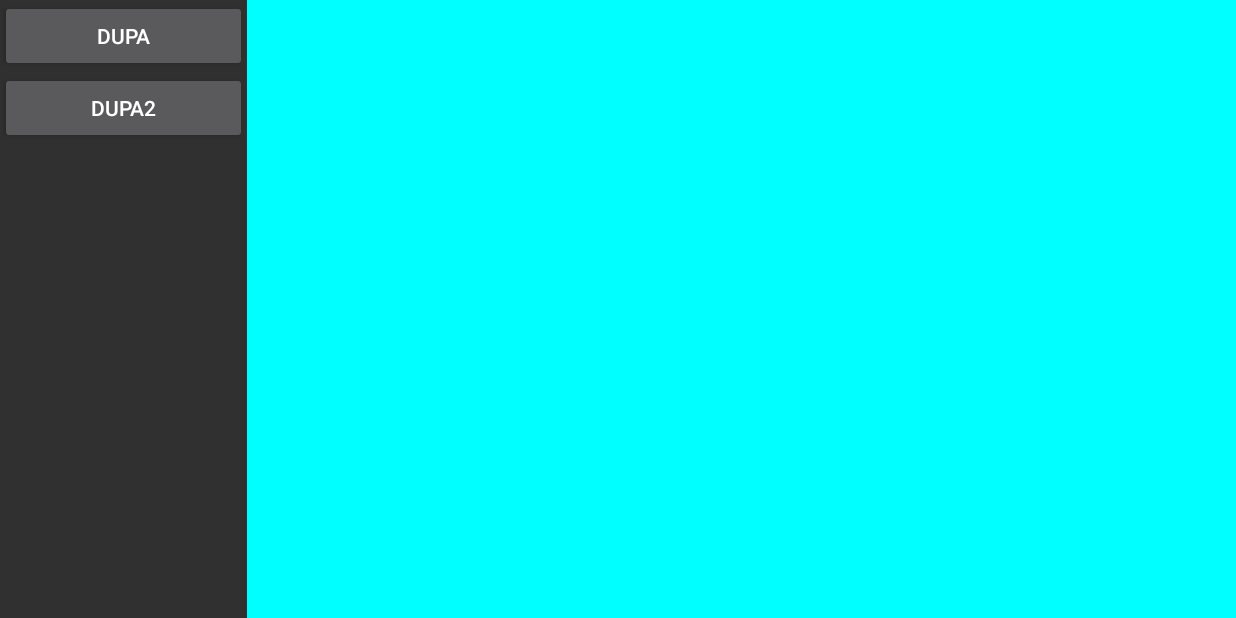
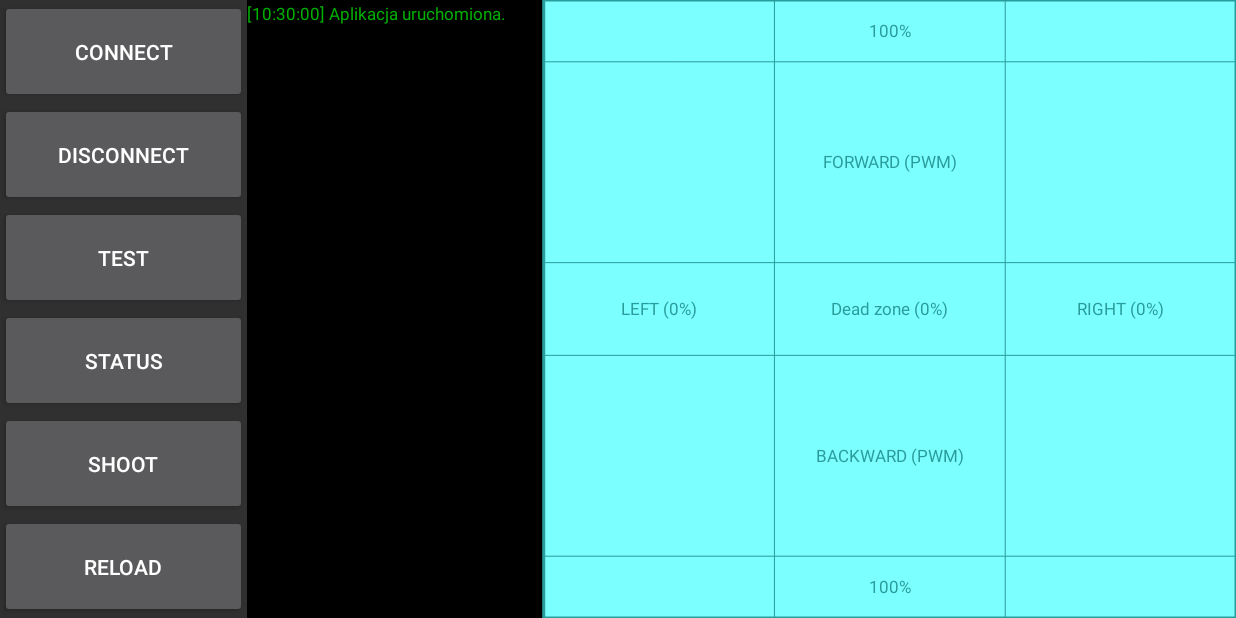
Before and after one commit to igrek51/bluetooth-vehicle-control, an Android app: the screen it shows after launch (MainActivity), on a phone screen of 824 x 412 dp (held sideways). Run offline under Robolectric (Android 15) with nearby library versions, the phone set to English and light mode, and no system bars.

Commit message:
Created buttons with events, Drawing control map, Colors moved to resources

```diff
--- a/app/src/main/java/igrek/projekt4bt/bluetooth/BTAdapter.java
+++ b/app/src/main/java/igrek/projekt4bt/bluetooth/BTAdapter.java
@@ -12,7 +12,11 @@ import java.io.OutputStream;
 import java.util.Set;
 
 import igrek.projekt4bt.dispatcher.AbstractEvent;
+import igrek.projekt4bt.dispatcher.EventDispatcher;
+import igrek.projekt4bt.dispatcher.IEventConsumer;
 import igrek.projekt4bt.dispatcher.IEventObserver;
+import igrek.projekt4bt.events.ConnectButtonEvent;
+import igrek.projekt4bt.events.ShowInfoEvent;
 import igrek.projekt4bt.logger.Logs;
 
 public class BTAdapter implements IEventObserver {
@@ -24,22 +28,33 @@ public class BTAdapter implements IEventObserver {
 
 	public BTAdapter() {
 		registerEvents();
-
-		init();
 	}
 
 	@Override
 	public void registerEvents() {
-
+		EventDispatcher.registerEventObserver(ConnectButtonEvent.class, this);
 	}
 
 	@Override
 	public void onEvent(AbstractEvent event) {
 
+		event.bind(ConnectButtonEvent.class, new IEventConsumer<ConnectButtonEvent>() {
+			@Override
+			public void accept(ConnectButtonEvent e) {
+				connect();
+			}
+		});
+
 	}
 
-	private void init() {
-		Logs.debug("Bluetooth Adapter init...");
+	private void showInfo(String message) {
+		Logs.info(message);
+		EventDispatcher.sendEvent(new ShowInfoEvent(message));
+	}
+
+	private void connect() {
+
+		showInfo("Connecting to bluetooth device...");
 
 		BluetoothAdapter blueAdapter = BluetoothAdapter.getDefaultAdapter();
 		if (blueAdapter != null && blueAdapter.isEnabled()) {
--- /dev/null
+++ b/app/src/main/java/igrek/projekt4bt/events/ConnectButtonEvent.java
@@ -0,0 +1,6 @@
+package igrek.projekt4bt.events;
+
+
+import igrek.projekt4bt.dispatcher.AbstractEvent;
+
+public class ConnectButtonEvent extends AbstractEvent {}
--- /dev/null
+++ b/app/src/main/java/igrek/projekt4bt/events/DisconnectButtonEvent.java
@@ -0,0 +1,6 @@
+package igrek.projekt4bt.events;
+
+
+import igrek.projekt4bt.dispatcher.AbstractEvent;
+
+public class DisconnectButtonEvent extends AbstractEvent {}
--- /dev/null
+++ b/app/src/main/java/igrek/projekt4bt/events/ReloadButtonEvent.java
@@ -0,0 +1,6 @@
+package igrek.projekt4bt.events;
+
+
+import igrek.projekt4bt.dispatcher.AbstractEvent;
+
+public class ReloadButtonEvent extends AbstractEvent {}
--- /dev/null
+++ b/app/src/main/java/igrek/projekt4bt/events/ShootButtonEvent.java
@@ -0,0 +1,6 @@
+package igrek.projekt4bt.events;
+
+
+import igrek.projekt4bt.dispatcher.AbstractEvent;
+
+public class ShootButtonEvent extends AbstractEvent {}
--- /dev/null
+++ b/app/src/main/java/igrek/projekt4bt/events/ShowInfoEvent.java
@@ -0,0 +1,17 @@
+package igrek.projekt4bt.events;
+
+
+import igrek.projekt4bt.dispatcher.AbstractEvent;
+
+public class ShowInfoEvent extends AbstractEvent {
+
+	private String message;
+
+	public ShowInfoEvent(String message) {
+		this.message = message;
+	}
+
+	public String getMessage() {
+		return message;
+	}
+}
--- /dev/null
+++ b/app/src/main/java/igrek/projekt4bt/events/StatusButtonEvent.java
@@ -0,0 +1,6 @@
+package igrek.projekt4bt.events;
+
+
+import igrek.projekt4bt.dispatcher.AbstractEvent;
+
+public class StatusButtonEvent extends AbstractEvent {}
--- /dev/null
+++ b/app/src/main/java/igrek/projekt4bt/events/TestButtonEvent.java
@@ -0,0 +1,6 @@
+package igrek.projekt4bt.events;
+
+
+import igrek.projekt4bt.dispatcher.AbstractEvent;
+
+public class TestButtonEvent extends AbstractEvent {}
--- a/app/src/main/java/igrek/projekt4bt/graphics/Colors.java
+++ /dev/null
@@ -1,6 +0,0 @@
-package igrek.projekt4bt.graphics;
-
-
-public class Colors {
-	public static final int background = 0x00ffff;
-}
--- a/app/src/main/java/igrek/projekt4bt/graphics/canvas/BaseCanvasGraphics.java
+++ b/app/src/main/java/igrek/projekt4bt/graphics/canvas/BaseCanvasGraphics.java
@@ -305,6 +305,13 @@ public class BaseCanvasGraphics extends View {
 		paint.setStrokeWidth(0);
 	}
 
+	public void outlineRect(float left, float top, float right, float bottom, float thickness) {
+		paint.setStyle(Paint.Style.STROKE);
+		paint.setStrokeWidth(thickness);
+		canvas.drawRect(left, top, right, bottom, paint);
+		paint.setStrokeWidth(0);
+	}
+
 	public void fillRect(float left, float top, float right, float bottom) {
 		paint.setStyle(Paint.Style.FILL);
 		canvas.drawRect(left, top, right, bottom, paint);
--- a/app/src/main/java/igrek/projekt4bt/graphics/canvas/CanvasGraphics.java
+++ b/app/src/main/java/igrek/projekt4bt/graphics/canvas/CanvasGraphics.java
@@ -2,15 +2,56 @@ package igrek.projekt4bt.graphics.canvas;
 
 
 import android.content.Context;
+import android.support.v4.content.ContextCompat;
 import android.view.MotionEvent;
 
-import igrek.projekt4bt.graphics.Colors;
+import java.text.SimpleDateFormat;
+import java.util.ArrayList;
+import java.util.Date;
+import java.util.List;
+
+import igrek.projekt4bt.R;
+import igrek.projekt4bt.dispatcher.AbstractEvent;
+import igrek.projekt4bt.dispatcher.EventDispatcher;
+import igrek.projekt4bt.dispatcher.IEventConsumer;
+import igrek.projekt4bt.dispatcher.IEventObserver;
+import igrek.projekt4bt.events.ShowInfoEvent;
+import igrek.projekt4bt.graphics.canvas.enums.Align;
 import igrek.projekt4bt.graphics.canvas.enums.Font;
 
-public class CanvasGraphics extends BaseCanvasGraphics {
+public class CanvasGraphics extends BaseCanvasGraphics implements IEventObserver {
+
+	private List<String> infos = new ArrayList<>();
+	private final int INFO_FONT_SIZE = 17;
+
+	private final float CONTROL_MAP_WIDTH = 0.7f;
+	private final float CONTROL_DEAD_ZONE_H = 0.15f;
+	private final float CONTROL_MAX_RANGE_H = 0.1f;
+
+	private Context context;
 
 	public CanvasGraphics(Context context) {
 		super(context);
+		this.context = context;
+		registerEvents();
+	}
+
+	@Override
+	public void registerEvents() {
+		EventDispatcher.registerEventObserver(ShowInfoEvent.class, this);
+	}
+
+	@Override
+	public void onEvent(AbstractEvent event) {
+		event.bind(ShowInfoEvent.class, new IEventConsumer<ShowInfoEvent>() {
+			@Override
+			public void accept(ShowInfoEvent e) {
+				SimpleDateFormat dateFormat = new SimpleDateFormat("[HH:mm:ss] ");
+				infos.add(dateFormat.format(new Date()) + e.getMessage());
+				clearOldInfos();
+				invalidate();
+			}
+		});
 	}
 
 	@Override
@@ -20,19 +61,89 @@ public class CanvasGraphics extends BaseCanvasGraphics {
 
 	@Override
 	public void init() {
-		setFont(Font.FONT_NORMAL);
 		//		EventDispatcher.sendEvent(new GraphicsInitializedEvent(w, h, paint));
+	}
+
+	private int resourceColor(int colorId) {
+		return ContextCompat.getColor(context, colorId);
 	}
 
 	@Override
 	public void onRepaint() {
 
 		drawBackground();
+
+		drawControlMap();
+
+		drawInfos();
 	}
 
 	private void drawBackground() {
-		setColor(Colors.background);
+		setColor(resourceColor(R.color.background));
 		clearScreen();
+	}
+
+	private void drawInfos() {
+		int y = 5;
+		setFont(Font.FONT_NORMAL);
+		setFontSize(INFO_FONT_SIZE);
+		setColor(resourceColor(R.color.infoText));
+		for (String info : infos) {
+			drawText(info, 0, y, Align.TOP_LEFT);
+			y += INFO_FONT_SIZE;
+		}
+	}
+
+	private void drawControlMap() {
+
+		setColor(resourceColor(R.color.controlArea));
+		fillRect(w * (1f - CONTROL_MAP_WIDTH), 0, w, h);
+
+		// granice obszarów
+		setColor(resourceColor(R.color.outlineControlArea));
+		//obwódka
+		outlineRect(w * (1f - CONTROL_MAP_WIDTH), 0, w, h, 3);
+		//podział na 3 części
+		float x = w * (1f - CONTROL_MAP_WIDTH + CONTROL_MAP_WIDTH / 3);
+		drawLine(x, 0, x, h);
+		x = w * (1f - CONTROL_MAP_WIDTH + CONTROL_MAP_WIDTH * 2 / 3);
+		drawLine(x, 0, x, h);
+		//dead zone
+		float y = h / 2 - CONTROL_DEAD_ZONE_H * h / 2;
+		drawLine(w * (1f - CONTROL_MAP_WIDTH), y, w, y);
+		y = h / 2 + CONTROL_DEAD_ZONE_H * h / 2;
+		drawLine(w * (1f - CONTROL_MAP_WIDTH), y, w, y);
+		// max speed (100 % pwm)
+		y = h * CONTROL_MAX_RANGE_H;
+		drawLine(w * (1f - CONTROL_MAP_WIDTH), y, w, y);
+		y = h - h * CONTROL_MAX_RANGE_H;
+		drawLine(w * (1f - CONTROL_MAP_WIDTH), y, w, y);
+
+		// podpisy
+		setFont(Font.FONT_NORMAL);
+		setFontSize(INFO_FONT_SIZE);
+
+		drawText("Dead zone (0%)", w * (1f - CONTROL_MAP_WIDTH / 2), h / 2, Align.CENTER);
+
+		drawText("100%", w * (1f - CONTROL_MAP_WIDTH / 2), h * CONTROL_MAX_RANGE_H / 2, Align.CENTER);
+		drawText("100%", w * (1f - CONTROL_MAP_WIDTH / 2), h - h * CONTROL_MAX_RANGE_H / 2, Align.CENTER);
+
+		drawText("LEFT (0%)", w * (1f - CONTROL_MAP_WIDTH * 5 / 6), h / 2, Align.CENTER);
+		drawText("RIGHT (0%)", w * (1f - CONTROL_MAP_WIDTH * 1 / 6), h / 2, Align.CENTER);
+
+		y = (CONTROL_MAX_RANGE_H + (1 - CONTROL_MAX_RANGE_H * 2 - CONTROL_DEAD_ZONE_H) / 4) * h;
+		drawText("FORWARD (PWM)", w * (1f - CONTROL_MAP_WIDTH / 2), y, Align.CENTER);
+		y = (CONTROL_MAX_RANGE_H + CONTROL_DEAD_ZONE_H + (1 - CONTROL_MAX_RANGE_H * 2 - CONTROL_DEAD_ZONE_H) / 2 + (1 - CONTROL_MAX_RANGE_H * 2 - CONTROL_DEAD_ZONE_H) / 4) * h;
+		drawText("BACKWARD (PWM)", w * (1f - CONTROL_MAP_WIDTH / 2), y, Align.CENTER);
+	}
+
+	private void clearOldInfos() {
+		if (h == 0)
+			return;
+		int maxInfos = h / INFO_FONT_SIZE;
+		while (infos.size() > maxInfos) {
+			infos.remove(0);
+		}
 	}
 
 	@Override
--- a/app/src/main/java/igrek/projekt4bt/logic/App.java
+++ b/app/src/main/java/igrek/projekt4bt/logic/App.java
@@ -3,6 +3,7 @@ package igrek.projekt4bt.logic;
 
 import android.support.v7.app.AppCompatActivity;
 import android.view.Menu;
+import android.view.View;
 import android.view.WindowManager;
 import android.widget.FrameLayout;
 
@@ -12,7 +13,14 @@ import igrek.projekt4bt.dispatcher.AbstractEvent;
 import igrek.projekt4bt.dispatcher.EventDispatcher;
 import igrek.projekt4bt.dispatcher.IEventConsumer;
 import igrek.projekt4bt.dispatcher.IEventObserver;
+import igrek.projekt4bt.events.ConnectButtonEvent;
+import igrek.projekt4bt.events.DisconnectButtonEvent;
+import igrek.projekt4bt.events.ReloadButtonEvent;
 import igrek.projekt4bt.events.ResizedEvent;
+import igrek.projekt4bt.events.ShootButtonEvent;
+import igrek.projekt4bt.events.ShowInfoEvent;
+import igrek.projekt4bt.events.StatusButtonEvent;
+import igrek.projekt4bt.events.TestButtonEvent;
 import igrek.projekt4bt.graphics.canvas.CanvasGraphics;
 import igrek.projekt4bt.logger.Logs;
 
@@ -41,7 +49,53 @@ public class App extends BaseApp implements IEventObserver {
 
 		bt = new BTAdapter();
 
-		Logs.info("Aplikacja uruchomiona.");
+		showInfo("Aplikacja uruchomiona.");
+
+		bindButtons();
+	}
+
+	private void showInfo(String message) {
+		Logs.info(message);
+		EventDispatcher.sendEvent(new ShowInfoEvent(message));
+	}
+
+	private void bindButtons() {
+		activity.findViewById(R.id.buttonConnect).setOnClickListener(new View.OnClickListener() {
+			@Override
+			public void onClick(View v) {
+				EventDispatcher.sendEvent(new ConnectButtonEvent());
+			}
+		});
+		activity.findViewById(R.id.buttonDisconnect).setOnClickListener(new View.OnClickListener() {
+			@Override
+			public void onClick(View v) {
+				EventDispatcher.sendEvent(new DisconnectButtonEvent());
+			}
+		});
+		activity.findViewById(R.id.buttonReload).setOnClickListener(new View.OnClickListener() {
+			@Override
+			public void onClick(View v) {
+				EventDispatcher.sendEvent(new ReloadButtonEvent());
+			}
+		});
+		activity.findViewById(R.id.buttonShoot).setOnClickListener(new View.OnClickListener() {
+			@Override
+			public void onClick(View v) {
+				EventDispatcher.sendEvent(new ShootButtonEvent());
+			}
+		});
+		activity.findViewById(R.id.buttonStatus).setOnClickListener(new View.OnClickListener() {
+			@Override
+			public void onClick(View v) {
+				EventDispatcher.sendEvent(new StatusButtonEvent());
+			}
+		});
+		activity.findViewById(R.id.buttonTest).setOnClickListener(new View.OnClickListener() {
+			@Override
+			public void onClick(View v) {
+				EventDispatcher.sendEvent(new TestButtonEvent());
+			}
+		});
 	}
 
 	@Override
@@ -83,7 +137,7 @@ public class App extends BaseApp implements IEventObserver {
 
 	}
 
-	protected void setFullscreen(boolean full) {
+	private void setFullscreen(boolean full) {
 		int fullscreen_flag = WindowManager.LayoutParams.FLAG_FULLSCREEN | WindowManager.LayoutParams.FLAG_TURN_SCREEN_ON | WindowManager.LayoutParams.FLAG_SHOW_WHEN_LOCKED;
 		if (full) {
 			activity.getWindow().setFlags(fullscreen_flag, fullscreen_flag);
--- a/app/src/main/res/layout/control_view.xml
+++ b/app/src/main/res/layout/control_view.xml
@@ -21,16 +21,46 @@
             android:orientation="vertical">
 
             <Button
-                android:id="@+id/button1"
+                android:id="@+id/buttonConnect"
                 android:layout_width="match_parent"
-                android:layout_height="wrap_content"
-                android:text="DUPA"/>
+                android:layout_height="0dp"
+                android:layout_weight="1"
+                android:text="Connect"/>
 
             <Button
-                android:id="@+id/button2"
+                android:id="@+id/buttonDisconnect"
                 android:layout_width="match_parent"
-                android:layout_height="wrap_content"
-                android:text="DUPA2"/>
+                android:layout_height="0dp"
+                android:layout_weight="1"
+                android:text="Disconnect"/>
+
+            <Button
+                android:id="@+id/buttonTest"
+                android:layout_width="match_parent"
+                android:layout_height="0dp"
+                android:layout_weight="1"
+                android:text="Test"/>
+
+            <Button
+                android:id="@+id/buttonStatus"
+                android:layout_width="match_parent"
+                android:layout_height="0dp"
+                android:layout_weight="1"
+                android:text="Status"/>
+
+            <Button
+                android:id="@+id/buttonShoot"
+                android:layout_width="match_parent"
+                android:layout_height="0dp"
+                android:layout_weight="1"
+                android:text="Shoot"/>
+
+            <Button
+                android:id="@+id/buttonReload"
+                android:layout_width="match_parent"
+                android:layout_height="0dp"
+                android:layout_weight="1"
+                android:text="Reload"/>
 
         </LinearLayout>
 
@@ -38,11 +68,8 @@
                      xmlns:android="http://schemas.android.com/apk/res/android"
                      android:layout_width="0dp"
                      android:layout_height="match_parent"
-                     android:layout_alignParentLeft="true"
-                     android:layout_alignParentStart="true"
                      android:layout_weight="0.8"
-                     android:padding="0dp"
-            >
+                     android:padding="0dp">
             <!-- Canvas Graphics -->
         </FrameLayout>
 
--- a/app/src/main/res/values/colors.xml
+++ b/app/src/main/res/values/colors.xml
@@ -5,4 +5,11 @@
     <color name="colorAccent">#3641a8</color>
 
     <color name="colorQuickMenuText">#ffffff</color>
+
+
+    <color name="background">#000000</color>
+    <color name="controlArea">#7bffff</color>
+    <color name="outlineControlArea">#2b9c9c</color>
+    <color name="infoText">#00b000</color>
+
 </resources>
```
